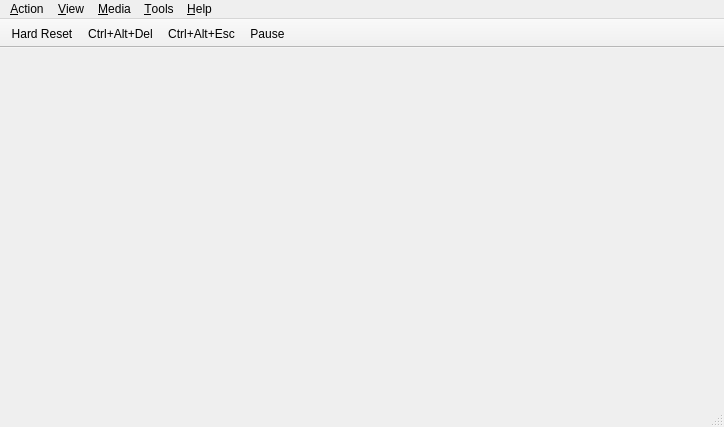
The window that src/qt/qt_mainwindow.ui (86Box/86Box) describes before a commit, drawn with Qt 5.
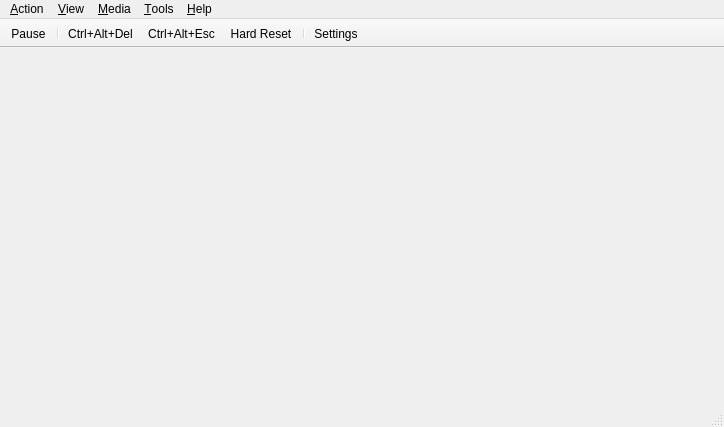
The same window after the commit. Icons and pictures are not drawn. Custom widgets are drawn as their Qt base class.

Commit message: qt: Re-order toolbar buttons and add settings

The edit to the form file:
```diff
--- a/src/qt/qt_mainwindow.ui
+++ b/src/qt/qt_mainwindow.ui
@@ -200,10 +200,13 @@
    <attribute name="toolBarBreak">
     <bool>false</bool>
    </attribute>
-   <addaction name="actionHard_Reset"/>
+   <addaction name="actionPause"/>
+   <addaction name="separator"/>
    <addaction name="actionCtrl_Alt_Del"/>
    <addaction name="actionCtrl_Alt_Esc"/>
-   <addaction name="actionPause"/>
+   <addaction name="actionHard_Reset"/>
+   <addaction name="separator"/>
+   <addaction name="actionSettings"/>
   </widget>
   <action name="actionKeyboard_requires_capture">
    <property name="checkable">
```
Left out of the diff: 6 changed lines with no effect on the pictures.
